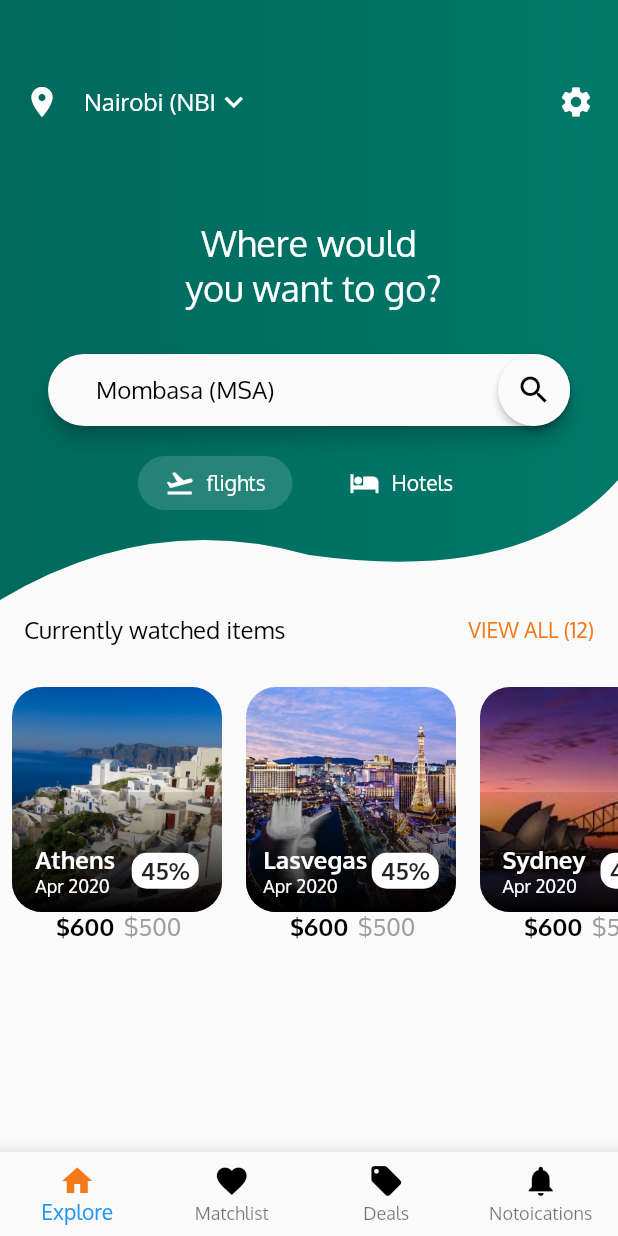
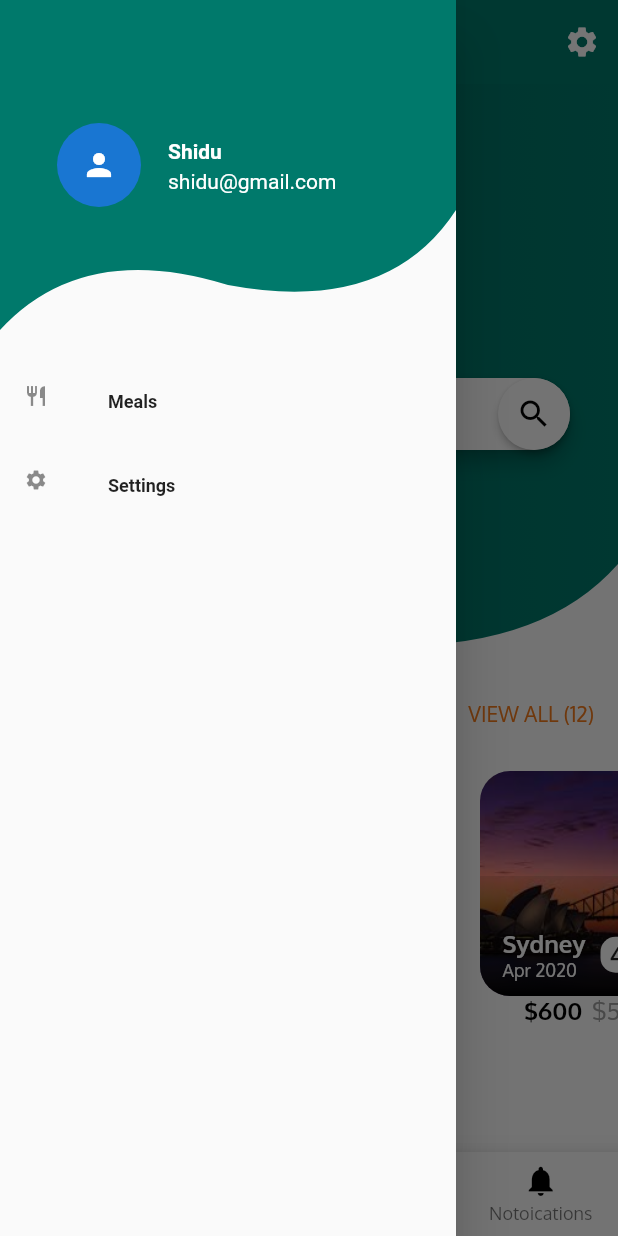
Before and after one commit to shiduu/flutter-Ui, a Flutter app: the screen it shows after launch, with the side drawer open (before the commit the screen has no drawer), on a phone screen of 412 x 824 dp. Run offline on Flutter 3.47's test engine with Material 2 defaults, Android fonts, the phone set to English and light mode, and no system bars; Roboto replaces fonts that are missing (RobotoCondensed).

Commit message:
added drawer

```diff
--- /dev/null
+++ b/lib/drawer.dart
@@ -0,0 +1,74 @@
+import 'package:flutter/material.dart';
+
+import 'customShape_clipper.dart';
+
+var listStyleTitle = TextStyle(fontWeight: FontWeight.w600, fontFamily: 'RobotoCondensed', color: Colors.white);
+var listSubtitle = TextStyle(fontWeight: FontWeight.normal, fontFamily: 'RobotoCondensed', color: Colors.white);
+
+class MainDrawer extends StatelessWidget {
+  Widget buildListTile(String title, IconData icon, Function tapHandler) {
+    return ListTile(
+      leading: Icon(
+        icon,
+        size: 16,
+      ),
+      title: Text(
+        title,
+        style: TextStyle(
+            fontFamily: 'RobotoCondensed',
+            fontSize: 12,
+            fontWeight: FontWeight.w600),
+      ),
+      onTap: tapHandler,
+    );
+  }
+
+  @override
+  Widget build(BuildContext context) {
+    return Drawer(
+      child: Column(
+        children: <Widget>[
+          ClipPath(
+            clipper: CustomShapeClipper(),
+            child: Container(
+              height: 220,
+              width: double.infinity,
+              padding: EdgeInsets.all(20),
+              alignment: Alignment.centerLeft,
+              color: Theme.of(context).primaryColor,
+              child: Center(
+                  child: ListTile(
+                leading: CircleAvatar(
+                  radius: 30,
+                  child: FittedBox(
+
+                      child: Icon(Icons.person),
+
+                  ),
+                ),
+                title: Text('Shidu', style: listStyleTitle),
+                subtitle: Text('shidu@gmail.com', style: listSubtitle ),
+              )
+                  //Text(
+                  // 'Recipe',
+                  // style: TextStyle(
+                  //   fontWeight: FontWeight.w700,
+                  //   fontSize: 15,
+                  //   color: Colors.white
+                  // ),
+                  // ),
+                  ),
+            ),
+          ),
+          SizedBox(height: 20),
+          buildListTile('Meals', Icons.restaurant, () {
+            Navigator.of(context).pushReplacementNamed('/');
+          }),
+          buildListTile('Settings', Icons.settings, () {
+            Navigator.of(context).pushReplacementNamed('/filter');
+          }),
+        ],
+      ),
+    );
+  }
+}
--- a/lib/homescreen_container.dart
+++ b/lib/homescreen_container.dart
@@ -43,7 +43,7 @@ class _HomeScreenContainerState extends State<HomeScreenContainer> {
             //main column
             child: Column(
               children: <Widget>[
-                SizedBox(height: 40),
+
 
                 //first row starts here
                 Padding(
@@ -80,8 +80,8 @@ class _HomeScreenContainerState extends State<HomeScreenContainer> {
 
                          ]
                         ),
-                        Spacer(),
-                        Icon(Icons.settings, color: Colors.white,)
+                        // Spacer(),
+                        // Icon(Icons.settings, color: Colors.white,)
                     ],
 
                   ),
--- a/lib/main.dart
+++ b/lib/main.dart
@@ -1,5 +1,6 @@
 import 'package:flutter/material.dart';
 import 'package:frontend/custom_appbar.dart';
+import 'package:frontend/drawer.dart';
 import 'package:frontend/homescreen_container.dart';
 import 'package:frontend/lowerpart.dart';
 
@@ -26,6 +27,22 @@ class HomeScreen extends StatelessWidget {
   @override
   Widget build(BuildContext context) {
     return Scaffold(
+      appBar: AppBar(
+        elevation: 0,
+        title: Text('shidu'),
+        actions: <Widget>[
+        IconButton(
+          icon: Icon(
+            Icons.settings,
+            //color: Colors.white,
+          ),
+          onPressed: () {
+            // do something
+          },
+    )
+  ],
+      ),
+      drawer: MainDrawer(),
       bottomNavigationBar: CustomAppBar(),
       body: SingleChildScrollView(
               child: Column(
```
